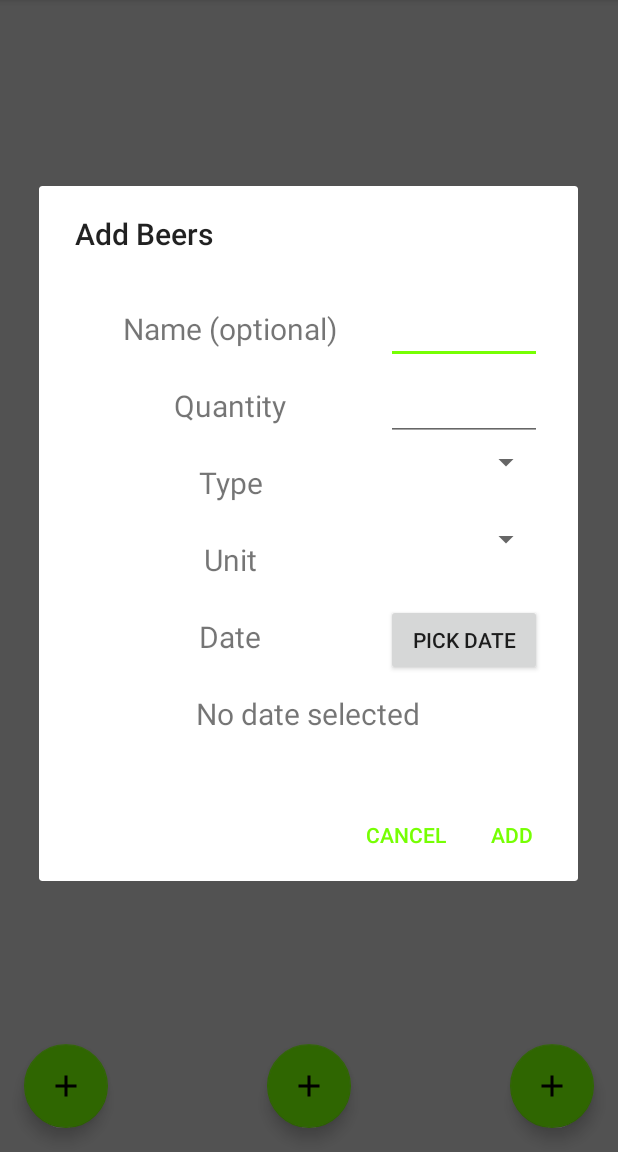
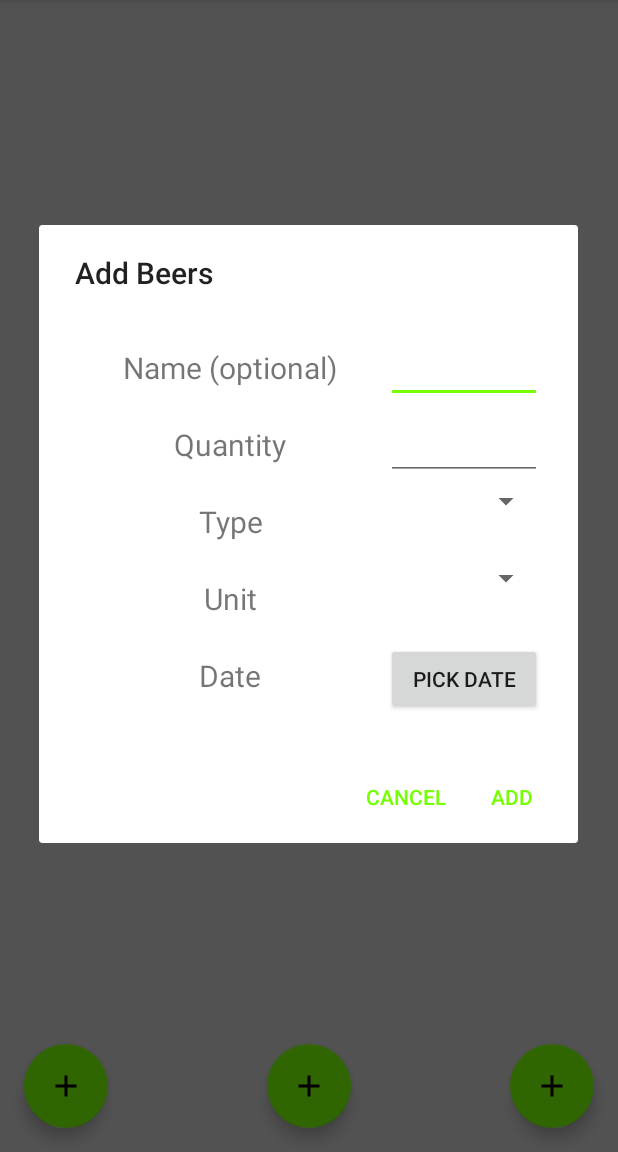
Before and after one commit to HavaG/AlcoholCounter, an Android app: the screen it shows after launch (MainActivity), after a tap on an icon or button, on a phone screen of 412 x 824 dp, the part 84-1236 px from its top. Run offline under Robolectric (Android 15) with nearby library versions, the phone set to English and light mode, and no system bars; our stand-ins replace Room's generated code.

Commit message:
without selected date display

```diff
--- a/app/src/main/res/layout/dialog_new_beer_wine.xml
+++ b/app/src/main/res/layout/dialog_new_beer_wine.xml
@@ -118,17 +118,4 @@
             android:onClick="showDatePicker"/>
     </LinearLayout>
 
-
-    <TextView
-        android:padding="12dip"
-        android:gravity="center"
-        android:textSize="20dp"
-        android:layout_weight="2"
-        android:id="@+id/selectedDate"
-        android:layout_width="match_parent"
-        android:layout_height="0dp"
-        android:text="@string/selected_date"
-        android:onClick="showDatePicker"/>
-    <!-- TODO display the selected date -->
-
 </LinearLayout>
```
Also changed, not shown: app/src/main/java/com/example/alcoholcounter/MainActivity.java (+0 -18 lines), app/src/main/java/com/example/alcoholcounter/fragments/DatePickerFragment.java (+0 -28 lines).
